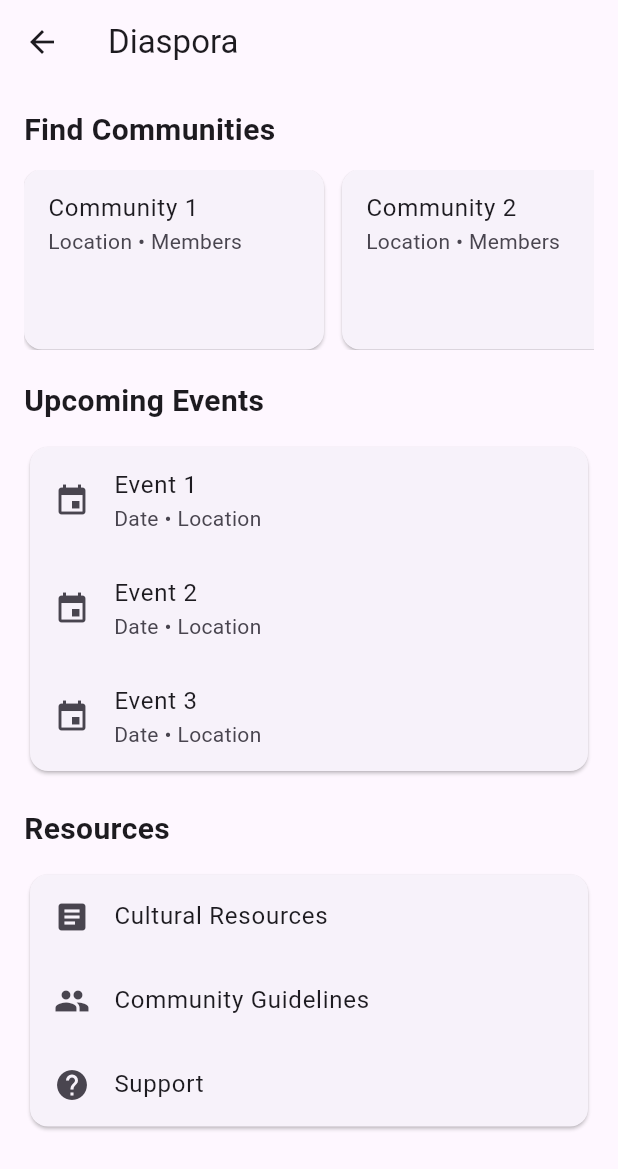
After one commit to Ayivugwe/kifuliiru-app, a Flutter app: the DiasporaScreen screen opened directly, on a phone screen of 412 x 824 dp. The commit adds this screen. Shown: the top 1169 px of the screen. Run offline on Flutter 3.47's test engine with Material 3 defaults, Android fonts, the phone set to English and light mode, and no system bars; our stand-ins replace card_swiper, introduction_screen.

Commit message:
Correct errors

```diff
--- /dev/null
+++ b/lib/diaspora_screen.dart
@@ -0,0 +1,118 @@
+// diaspora_screen.dart
+import 'package:flutter/material.dart';
+
+class DiasporaScreen extends StatelessWidget {
+  final String title;
+  const DiasporaScreen({
+    Key? key,
+    required this.title,
+  }) : super(key: key);
+
+  @override
+  Widget build(BuildContext context) {
+    return Scaffold(
+      appBar: AppBar(
+        title: const Text('Diaspora'),
+      ),
+      body: ListView(
+        padding: const EdgeInsets.all(16.0),
+        children: [
+          _buildCommunitySection('Find Communities'),
+          const SizedBox(height: 20),
+          _buildEventsSection('Upcoming Events'),
+          const SizedBox(height: 20),
+          _buildResourcesSection('Resources'),
+        ],
+      ),
+    );
+  }
+
+  Widget _buildCommunitySection(String title) {
+    return Column(
+      crossAxisAlignment: CrossAxisAlignment.start,
+      children: [
+        Text(title,
+            style: const TextStyle(fontSize: 20, fontWeight: FontWeight.bold)),
+        const SizedBox(height: 12),
+        SizedBox(
+          height: 120,
+          child: ListView.builder(
+            scrollDirection: Axis.horizontal,
+            itemCount: 5,
+            itemBuilder: (context, index) {
+              return Card(
+                margin: const EdgeInsets.only(right: 12),
+                child: SizedBox(
+                  width: 200,
+                  child: ListTile(
+                    title: Text('Community ${index + 1}'),
+                    subtitle: const Text('Location • Members'),
+                    onTap: () {},
+                  ),
+                ),
+              );
+            },
+          ),
+        ),
+      ],
+    );
+  }
+
+  Widget _buildEventsSection(String title) {
+    return Column(
+      crossAxisAlignment: CrossAxisAlignment.start,
+      children: [
+        Text(title,
+            style: const TextStyle(fontSize: 20, fontWeight: FontWeight.bold)),
+        const SizedBox(height: 12),
+        Card(
+          child: ListView.builder(
+            shrinkWrap: true,
+            physics: const NeverScrollableScrollPhysics(),
+            itemCount: 3,
+            itemBuilder: (context, index) {
+              return ListTile(
+                leading: const Icon(Icons.event),
+                title: Text('Event ${index + 1}'),
+                subtitle: const Text('Date • Location'),
+                onTap: () {},
+              );
+            },
+          ),
+        ),
+      ],
+    );
+  }
+
+  Widget _buildResourcesSection(String title) {
+    return Column(
+      crossAxisAlignment: CrossAxisAlignment.start,
+      children: [
+        Text(title,
+            style: const TextStyle(fontSize: 20, fontWeight: FontWeight.bold)),
+        const SizedBox(height: 12),
+        Card(
+          child: Column(
+            children: [
+              ListTile(
+                leading: const Icon(Icons.article),
+                title: const Text('Cultural Resources'),
+                onTap: () {},
+              ),
+              ListTile(
+                leading: const Icon(Icons.people),
+                title: const Text('Community Guidelines'),
+                onTap: () {},
+              ),
+              ListTile(
+                leading: const Icon(Icons.help),
+                title: const Text('Support'),
+                onTap: () {},
+              ),
+            ],
+          ),
+        ),
+      ],
+    );
+  }
+}
--- a/lib/home.dart
+++ b/lib/home.dart
@@ -787,7 +787,13 @@ import 'package:kifuliiru_app/bafuliiru.dart';
 import 'package:kifuliiru_app/ibufuliiru.dart';
 import 'package:kifuliiru_app/utwaya.dart';
 
+import 'about_screen.dart';
+import 'add_words_screen.dart';
 import 'amagambo.dart';
+import 'contribute_screen.dart';
+import 'diaspora_screen.dart';
+import 'learning_screen.dart';
+import 'study_tools_screen.dart';
 import 'teachers_screen.dart';
 
 class Home extends StatefulWidget {
```
Also changed, not shown: lib/about_screen.dart (added, +77 -0 lines), lib/add_words_screen.dart (added, +57 -0 lines), lib/contribute_screen.dart (added, +75 -0 lines), lib/learning_screen.dart (added, +63 -0 lines), lib/study_tools_screen.dart (added, +58 -0 lines).
